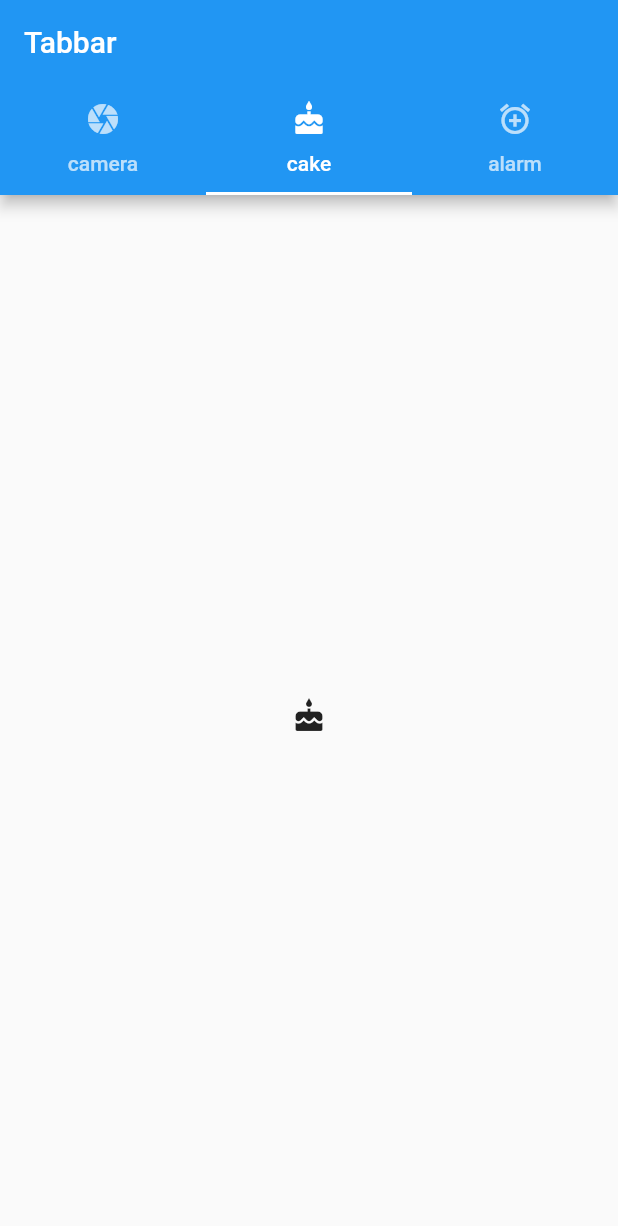
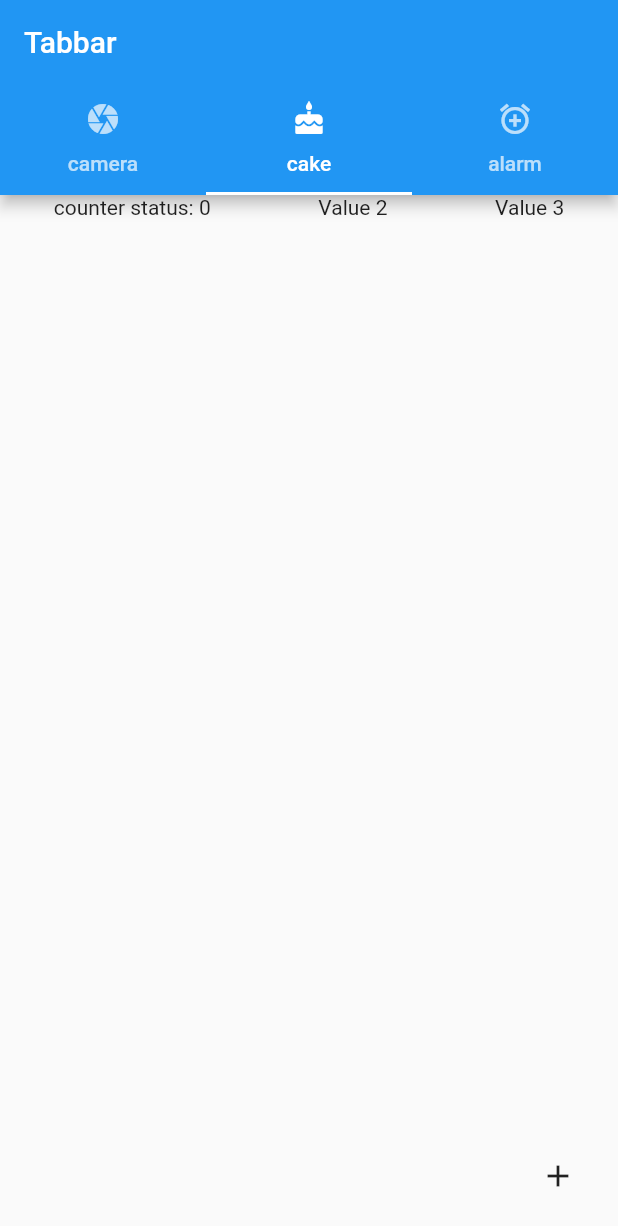
Before and after one commit to RawitSHIE/lab01, a Flutter app: the screen it shows after launch, tab 2 chosen, on a phone screen of 412 x 824 dp. Shown: the top 1226 px of the screen. Run offline on Flutter 3.47's test engine with Material 2 defaults, Android fonts, the phone set to English and light mode, and no system bars.

Commit message:
link class

```diff
--- a/lib/main.dart
+++ b/lib/main.dart
@@ -46,7 +46,7 @@ class MyHomePage extends StatelessWidget {
         body: TabBarView(
           children: <Widget>[
             Icon(Icons.camera),
-            Icon(Icons.cake),
+            new Counter(),
             Icon(Icons.add_alarm)
           ],
         ),
@@ -55,46 +55,45 @@ class MyHomePage extends StatelessWidget {
   }
 }
 
-// class MyHomePage extends StatefulWidget {
-//   @override
-//   State<StatefulWidget> createState() {
-//     // TODO: implement createState
-//     return MyHomePageState();
-//   }
+class Counter extends StatefulWidget {
+  @override
+  State<StatefulWidget> createState() {
+    // TODO: implement createState
+    return CounterState();
+  }
 
-// }
+}
 
-// class MyHomePageState extends State<MyHomePage>{
-//   int counter = 0;
-//  @override
-//   Widget build(BuildContext context) {
-//     // TODO: implement build
-//     return Scaffold(
-//       appBar: AppBar(
-//         title: Text("Hello, RawitSHIE!"),
-//       ),
-//       body:Row(
-//         mainAxisAlignment: MainAxisAlignment.spaceAround,
-//         crossAxisAlignment: CrossAxisAlignment.center,
-//         children: <Widget>[
-//           Text("counter status: ${counter}"),
-//           Text("Value 2"),
-//           Text("Value 3")
-//         ],
-//       ),
-//       floatingActionButton: IconButton(
-//         icon: Icon(Icons.add),
-//         onPressed: () {
-//           setState(() {
-//             counter++;
-//           });
-//           print(" counter value $counter");
-//           },
-//       )
-//     );
-//   }
-
-// }
+class CounterState extends State<Counter>{
+  int counter = 0;
+ @override
+  Widget build(BuildContext context) {
+    // TODO: implement build
+    return Scaffold(
+      // appBar: AppBar(
+      //   title: Text("Hello, RawitSHIE!"),
+      // ),
+      body:Row(
+        mainAxisAlignment: MainAxisAlignment.spaceAround,
+        crossAxisAlignment: CrossAxisAlignment.center,
+        children: <Widget>[
+          Text("counter status: ${counter}"),
+          Text("Value 2"),
+          Text("Value 3")
+        ],
+      ),
+      floatingActionButton: IconButton(
+        icon: Icon(Icons.add),
+        onPressed: () {
+          setState(() {
+            counter++;
+          });
+          print(" counter value $counter");
+          },
+      )
+    );
+  }
+}
 
 // class MyHomePage extends StatelessWidget {
 //   int counter = 0;
```
